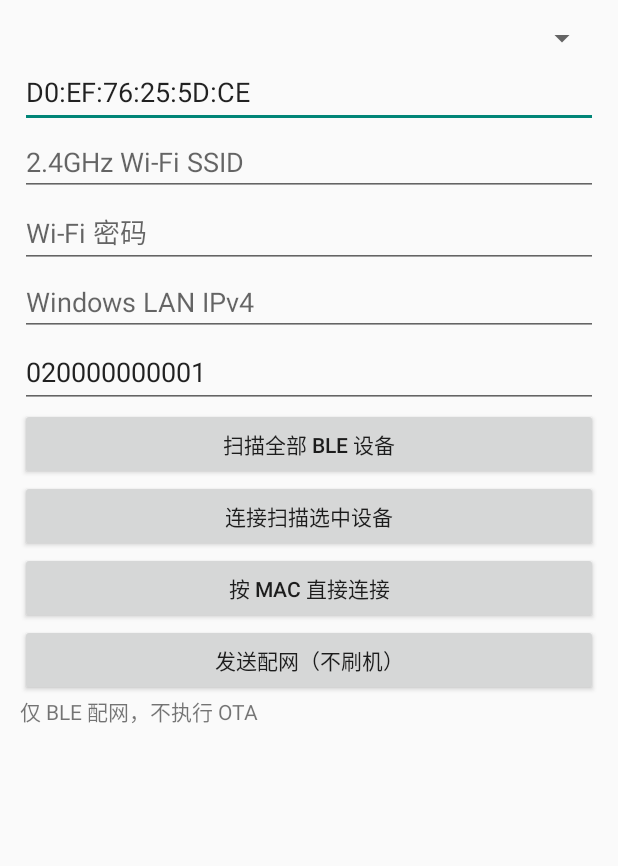
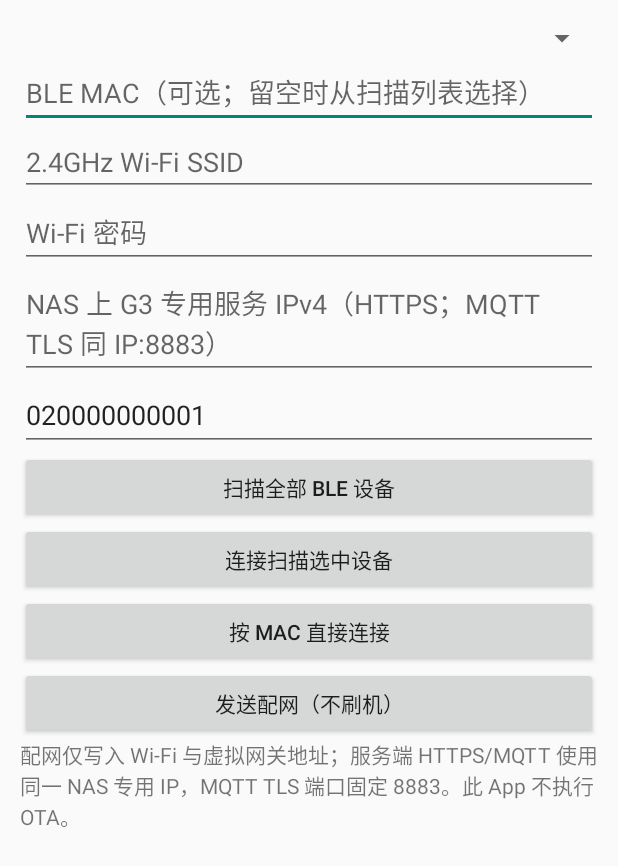
Before and after one commit to doa2011/daikin-g3-android, an Android app: the screen it shows after launch (MainActivity), on a phone screen of 412 x 824 dp. Shown: the top 866 px of the screen. Run offline under Robolectric (Android 15) with nearby library versions, the phone set to English and light mode, and no system bars.

Commit message:
Clarify Android BLE provisioning service endpoint and remove hardcoded BLE MAC

```diff
--- a/app/src/main/java/io/github/doa2011/g3provision/MainActivity.kt
+++ b/app/src/main/java/io/github/doa2011/g3provision/MainActivity.kt
@@ -45,15 +45,15 @@ class MainActivity : Activity() {
         val layout = LinearLayout(this).apply { orientation = LinearLayout.VERTICAL; setPadding(20,20,20,20) }
         fun field(h: String, initial: String = ""): EditText = EditText(this).apply { hint=h; setText(initial); layout.addView(this) }
         selector = Spinner(this); layout.addView(selector)
-        bleAddress = field("BLE MAC（可直接连接）", "D0:EF:76:25:5D:CE")
+        bleAddress = field("BLE MAC（可选；留空时从扫描列表选择）", "")
         ssid = field("2.4GHz Wi-Fi SSID"); password = field("Wi-Fi 密码")
-        host = field("Windows LAN IPv4"); mac = field("虚拟网关 MAC", "020000000001")
+        host = field("NAS 上 G3 专用服务 IPv4（HTTPS；MQTT TLS 同 IP:8883）"); mac = field("虚拟网关 MAC", "020000000001")
         layout.addView(Button(this).apply { text="扫描全部 BLE 设备"; setOnClickListener { scan() } })
         layout.addView(Button(this).apply { text="连接扫描选中设备"; setOnClickListener { connect() } })
         layout.addView(Button(this).apply { text="按 MAC 直接连接"; setOnClickListener { connectAddress() } })
         layout.addView(Button(this).apply { text="发送配网（不刷机）"; setOnClickListener { provision() } })
         output=TextView(this); layout.addView(ScrollView(this).apply { addView(output) },LinearLayout.LayoutParams(-1,0,1f))
-        setContentView(layout); note("仅 BLE 配网，不执行 OTA")
+        setContentView(layout); note("配网仅写入 Wi-Fi 与虚拟网关地址；服务端 HTTPS/MQTT 使用同一 NAS 专用 IP，MQTT TLS 端口固定 8883。此 App 不执行 OTA。")
     }
     private fun permitted(): Boolean {
         val p=if(Build.VERSION.SDK_INT>=31) arrayOf(Manifest.permission.BLUETOOTH_SCAN,Manifest.permission.BLUETOOTH_CONNECT,Manifest.permission.ACCESS_FINE_LOCATION)
@@ -199,7 +199,7 @@ class MainActivity : Activity() {
         } catch(e:Exception) {note("错误 "+e.message)}
     }
     private fun sendChunks() {
-        if(chunkIndex>=chunks.size) {chunks=emptyList();note("发送完毕，需检查 DHCP 确认上线");return}
+        if(chunkIndex>=chunks.size) {chunks=emptyList();note("BLE 配网数据已发送；尚不代表设备已入网。请在路由器 DHCP 列表核对 Wi-Fi STA MAC，再检查 NAS HTTPS/MQTT 日志。");return}
         val i=chunkIndex++;send(0x4d,chunks[i],if(i<chunks.lastIndex)0x10 else 0)
         handler.postDelayed({sendChunks()},600)
     }
```
